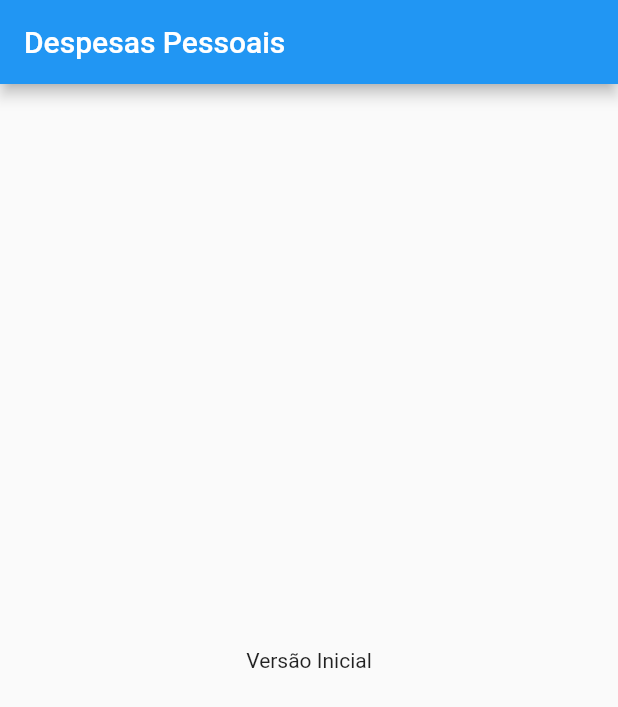
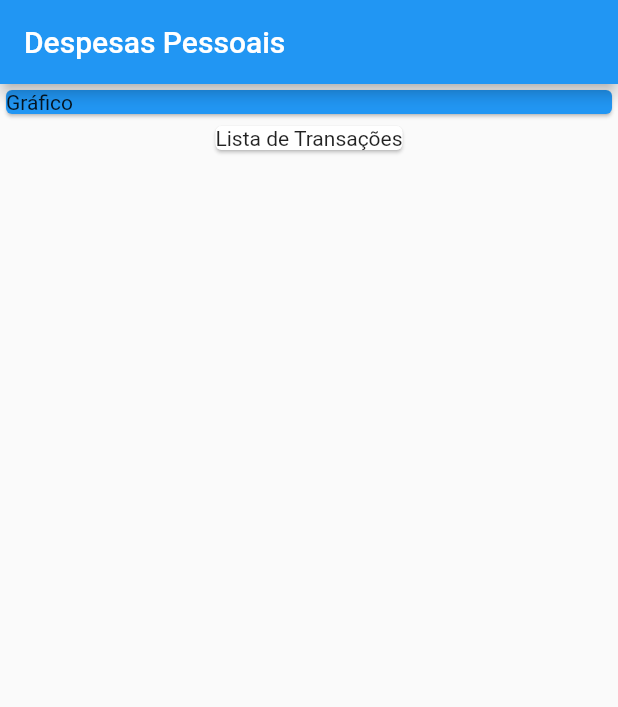
Before and after one commit to mateusgcoelho/expenses-app, a Flutter app: the screen it shows after launch, on a phone screen of 412 x 824 dp. Shown: the top 707 px of the screen. Run offline on Flutter 3.47's test engine with Material 2 defaults, Android fonts, the phone set to English and light mode, and no system bars.

Commit message:
Combinando Widgets

```diff
--- a/lib/main.dart
+++ b/lib/main.dart
@@ -18,8 +18,19 @@ class MyHomePage extends StatelessWidget {
       appBar: AppBar(
         title: Text("Despesas Pessoais"),
       ),
-      body: Center(
-        child: Text("Versão Inicial"),
+      body: Column(
+        children: <Widget>[
+          Container(
+            width: double.infinity,
+            child: Card(
+              color: Colors.blue,
+              child: Text("Gráfico"),
+            ),
+          ),
+          Card(
+            child: Text("Lista de Transações"),
+          )
+        ],
       ),
     );
   }
```
